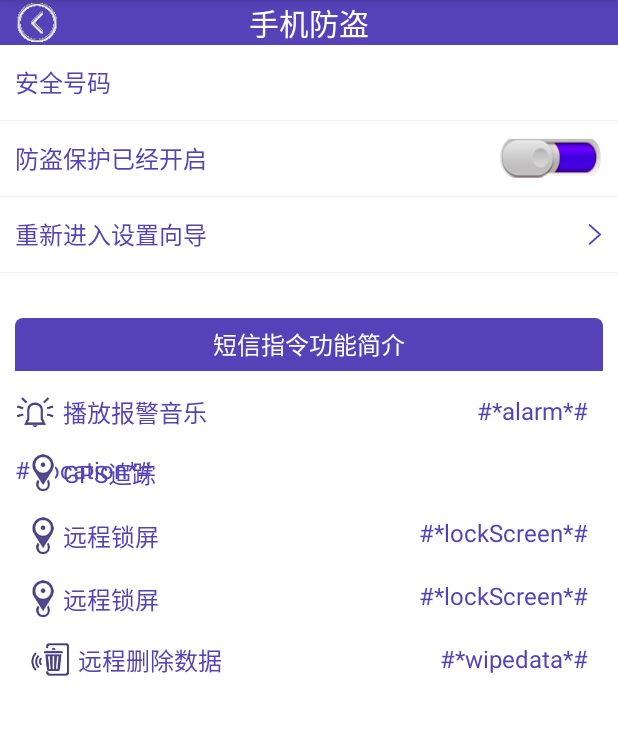
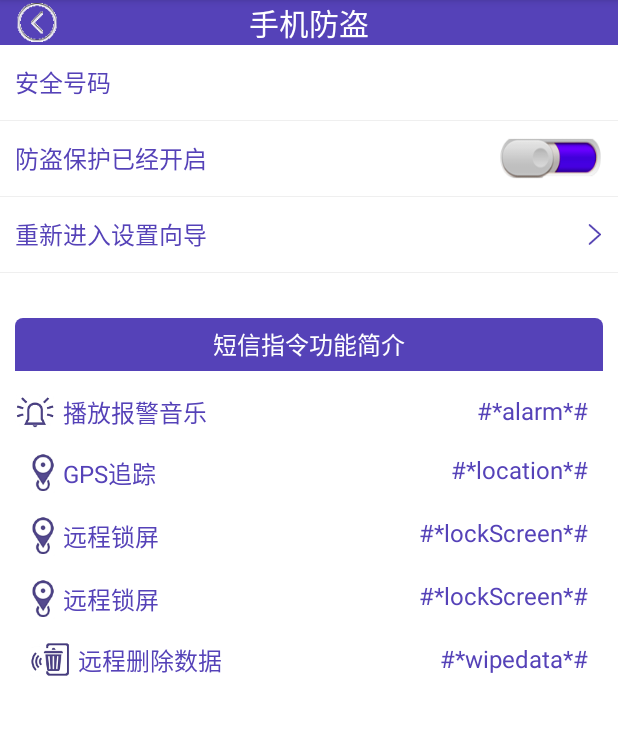
Before and after one commit to zdr2017/MobileGuard, an Android app: the LostFindActivity screen opened directly, with no data from a screen before it, on a phone screen of 412 x 824 dp, the part 84-819 px from its top. Run offline under Robolectric (Android 15) with nearby library versions, the phone set to English and light mode, and no system bars; 1 statement that could not run was skipped.

Commit message:
Hello java

```diff
--- a/app/src/main/res/layout/activity_lost_find.xml
+++ b/app/src/main/res/layout/activity_lost_find.xml
@@ -21,7 +21,8 @@
         <TextView
             android:id="@+id/tv_safephone"
             style="@style/textview16sp"
-            android:layout_alignParentLeft="true"
+
+            android:layout_alignParentRight="true"
             android:layout_centerVertical="true"
             android:layout_marginRight="15dp"
             android:textColor="@color/purple"/>
@@ -133,7 +134,7 @@
 
         <TextView
             style="@style/textview16sp"
-            android:layout_alignParentLeft="true"
+            android:layout_alignParentRight="true"
             android:layout_marginRight="10dp"
             android:drawablePadding="5dp"
             android:text="#*location*#"
```
